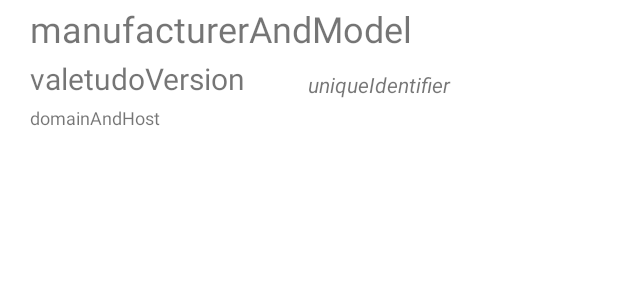
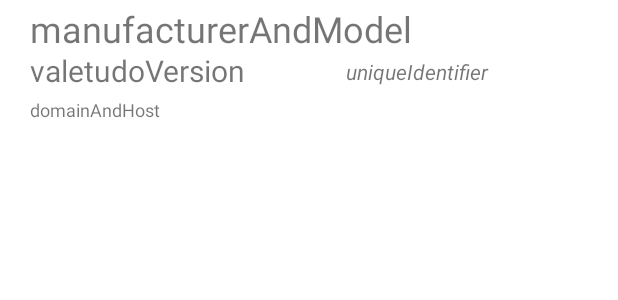
Before and after one commit to Hypfer/valetudo-companion, an Android app: the layout discovered_instance_list_item_layout.xml on its own in the app's theme, with its tools: preview values and no code run, on a phone screen of 412 x 824 dp. Shown: the top 300 px of the screen. Run offline under Robolectric (Android 15) with nearby library versions, the phone set to English and light mode, and no system bars.

Commit message:
fix: made discovered instances items contents responsive

```diff
--- a/app/src/main/res/layout/discovered_instance_list_item_layout.xml
+++ b/app/src/main/res/layout/discovered_instance_list_item_layout.xml
@@ -7,50 +7,66 @@
 
     <TextView
         android:id="@+id/manufacturerAndModel"
-        android:layout_width="380dp"
+        android:layout_width="0dp"
         android:layout_height="30dp"
         android:layout_marginStart="20dp"
         android:layout_marginTop="5dp"
+        android:layout_marginEnd="20dp"
+        android:ellipsize="end"
         android:gravity="bottom"
+        android:maxLines="1"
         android:textSize="24sp"
+        app:layout_constraintEnd_toEndOf="parent"
         app:layout_constraintStart_toStartOf="parent"
         app:layout_constraintTop_toTopOf="parent"
         tools:text="manufacturerAndModel" />
 
+    <TableLayout
+        android:id="@+id/tableLayout"
+        android:layout_width="0dp"
+        android:layout_height="25dp"
+        android:layout_marginStart="20dp"
+        android:layout_marginEnd="20dp"
+        app:layout_constraintEnd_toEndOf="parent"
+        app:layout_constraintStart_toStartOf="parent"
+        app:layout_constraintTop_toBottomOf="@id/manufacturerAndModel"
+        android:stretchColumns="0,1">
+
+        <TableRow
+            android:layout_width="match_parent"
+            android:layout_height="match_parent">
+
             <TextView
                 android:id="@+id/valetudoVersion"
-        android:layout_width="180dp"
-        android:layout_height="25dp"
-        android:layout_marginStart="20dp"
-        android:layout_marginTop="5dp"
+                android:layout_height="match_parent"
                 android:gravity="bottom"
                 android:textSize="20sp"
-        app:layout_constraintStart_toStartOf="parent"
-        app:layout_constraintTop_toBottomOf="@+id/manufacturerAndModel"
+                android:layout_column="0"
                 tools:text="valetudoVersion" />
 
             <TextView
                 android:id="@+id/uniqueIdentifier"
-        android:layout_width="195dp"
-        android:layout_height="25dp"
-        android:layout_marginStart="5dp"
-        android:layout_marginTop="5dp"
-        android:gravity="bottom"
+                android:layout_height="match_parent"
+                android:layout_column="1"
+                android:gravity="center_vertical"
                 android:textStyle="italic"
-        app:layout_constraintStart_toEndOf="@+id/valetudoVersion"
-        app:layout_constraintTop_toBottomOf="@+id/manufacturerAndModel"
                 tools:text="uniqueIdentifier" />
+        </TableRow>
+
+    </TableLayout>
 
     <TextView
         android:id="@+id/domainAndHost"
-        android:layout_width="380dp"
+        android:layout_width="0dp"
         android:layout_height="15dp"
         android:layout_marginStart="20dp"
         android:layout_marginTop="5dp"
+        android:layout_marginEnd="20dp"
         android:gravity="bottom"
         android:textSize="12sp"
+        app:layout_constraintEnd_toEndOf="parent"
         app:layout_constraintStart_toStartOf="parent"
-        app:layout_constraintTop_toBottomOf="@+id/valetudoVersion"
+        app:layout_constraintTop_toBottomOf="@id/tableLayout"
         tools:text="domainAndHost" />
 
     <Space
```
Lines whose indentation alone changed are shown as unchanged.
